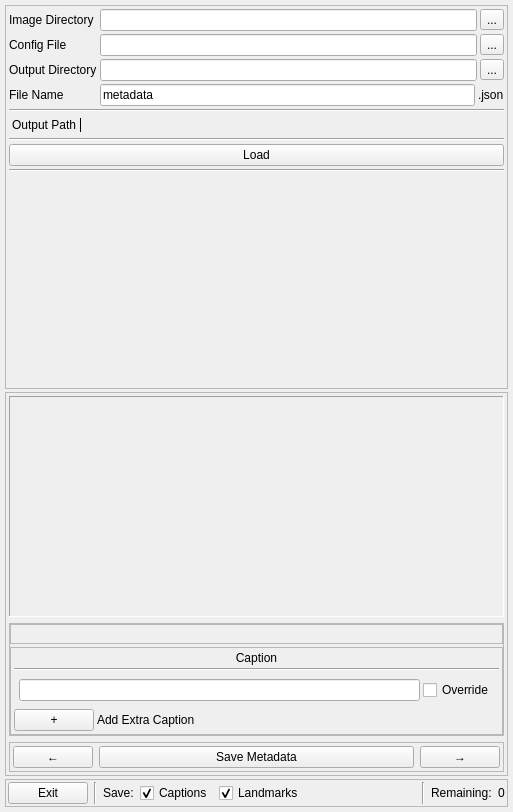
The window that nectargan/annotations/creator/ui/annotation_creator.ui (ZacharyBork/NectarGAN) describes before a commit, drawn with Qt 5.
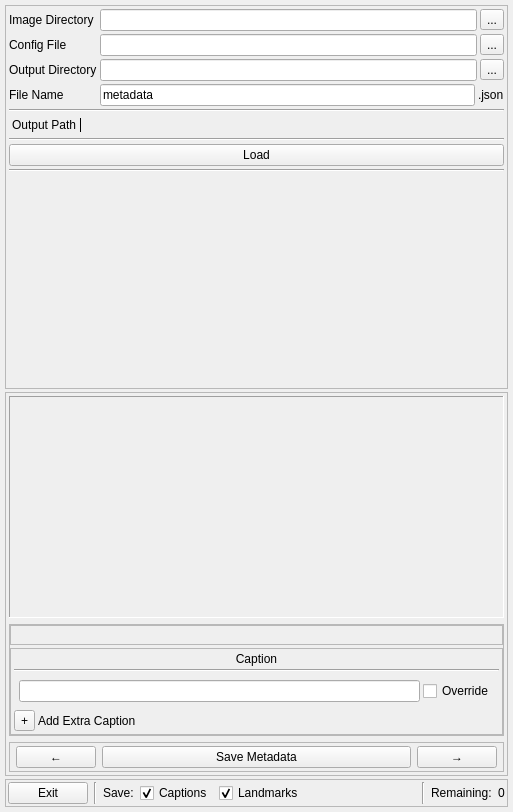
The same window after the commit.

Commit message: Added stylesheet for annotation creator

```diff
--- a/nectargan/annotations/creator/ui/annotation_creator.ui
+++ b/nectargan/annotations/creator/ui/annotation_creator.ui
@@ -455,19 +455,10 @@
                  <number>0</number>
                 </property>
                 <item>
-                 <widget class="QPushButton" name="add_extra_caption">
-                  <property name="sizePolicy">
-                   <sizepolicy hsizetype="Maximum" vsizetype="Fixed">
-                    <horstretch>0</horstretch>
-                    <verstretch>0</verstretch>
-                   </sizepolicy>
-                  </property>
+                 <widget class="QToolButton" name="add_extra_caption">
                   <property name="text">
                    <string>+</string>
                   </property>
-                  <property name="flat">
-                   <bool>false</bool>
-                  </property>
                  </widget>
                 </item>
                 <item>
@@ -511,13 +502,13 @@
           </property>
           <layout class="QHBoxLayout" name="horizontalLayout_4">
            <property name="leftMargin">
-            <number>3</number>
+            <number>6</number>
            </property>
            <property name="topMargin">
             <number>3</number>
            </property>
            <property name="rightMargin">
-            <number>3</number>
+            <number>6</number>
            </property>
            <property name="bottomMargin">
             <number>3</number>
```
The commit also changes 2 other files.
